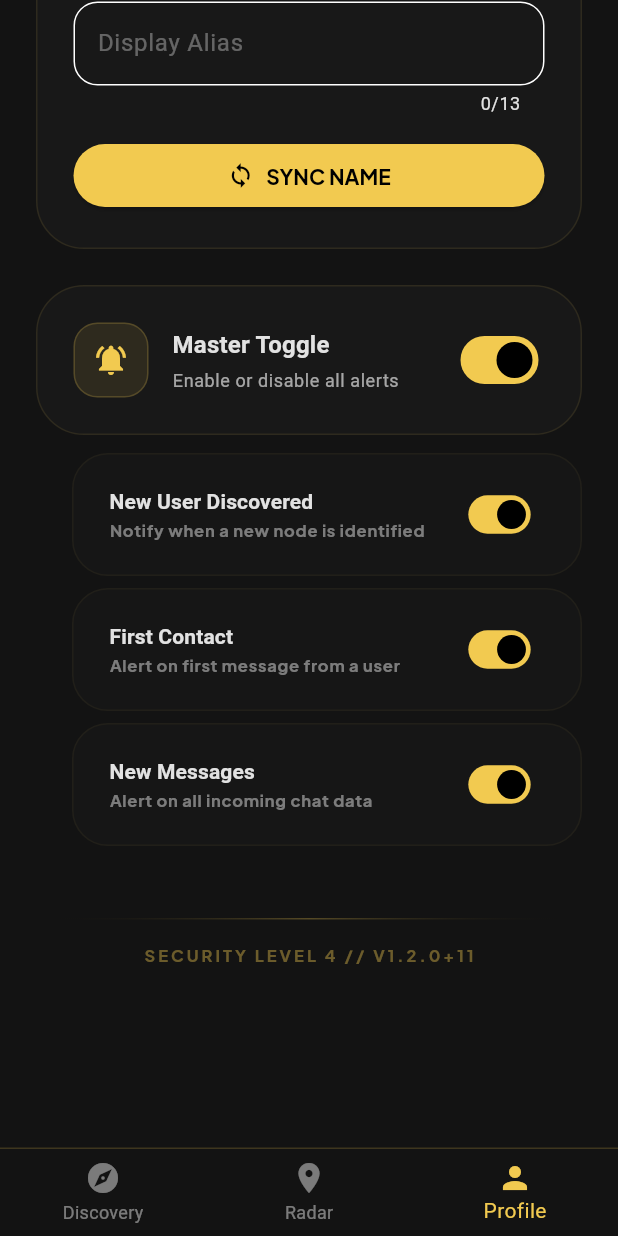
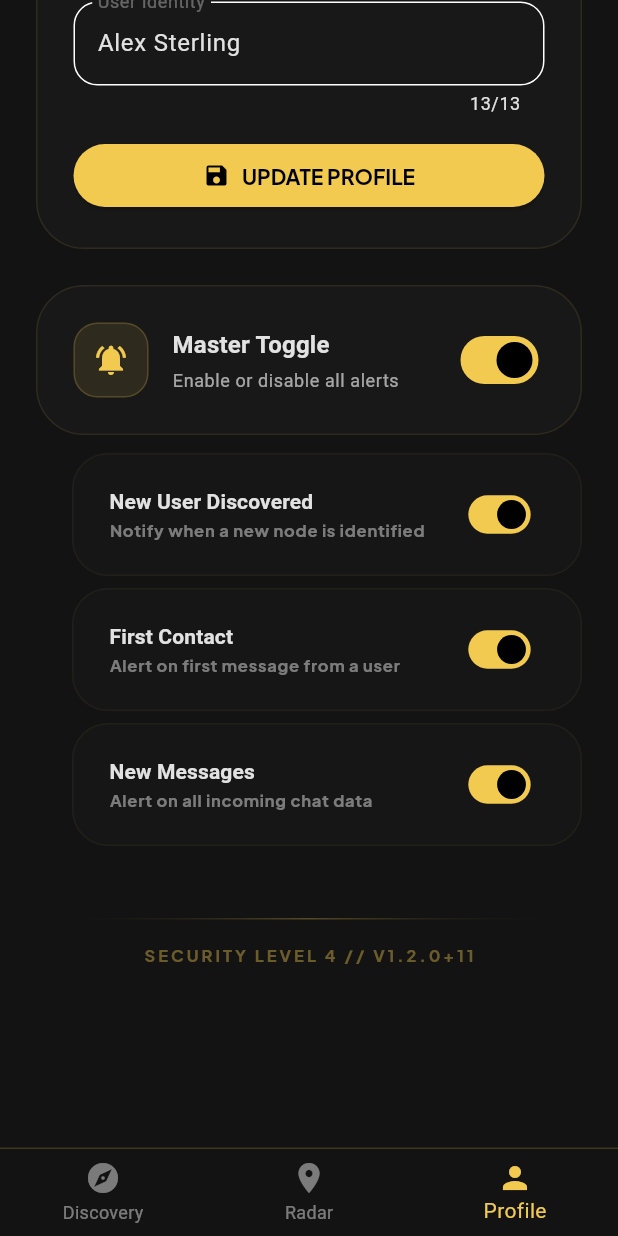
Before and after one commit to CreatorJohn/off_chat, a Flutter app: the ProfileScreen screen opened by its route, scrolled down 729 dp, on a phone screen of 412 x 824 dp. Run offline on Flutter 3.47's test engine with Material 3 defaults, Android fonts, the phone set to English and light mode, and no system bars; our stand-ins replace battery_plus, flutter_blue_plus, flutter_compass, flutter_image_compress, flutter_local_notifications, flutter_riverpod and 12 more; missing offline and left inert: cryptography, disable_battery_optimization, flutter_background_service; accounts and stored records are empty; generated files the repository leaves out were written again.

Commit message:
feat: synchronize user profile name with mesh identity

```diff
--- a/lib/src/features/onboarding/presentation/onboarding_controller.dart
+++ b/lib/src/features/onboarding/presentation/onboarding_controller.dart
@@ -3,6 +3,7 @@ import 'package:flutter_background_service/flutter_background_service.dart';
 import 'package:riverpod_annotation/riverpod_annotation.dart';
 import 'package:off_chat/src/features/profile/presentation/profile_controller.dart';
 import 'package:off_chat/src/features/profile/domain/user_model.dart';
+import 'package:off_chat/src/features/discovery/presentation/advertising_state.dart';
 import 'package:logging/logging.dart';
 
 part 'onboarding_controller.g.dart';
@@ -44,6 +45,9 @@ class OnboardingController extends _$OnboardingController {
       _log.info('Saving user profile to SharedPreferences...');
       await user.save();
 
+      // Sync with Mesh Identity
+      await ref.read(advertisingNameProvider.notifier).change(username);
+
       // Initialize background service without blocking the state update
       _log.info('Initializing background service in background...');
       initializeBackgroundService().then((_) {
--- a/lib/src/features/profile/presentation/profile_controller.dart
+++ b/lib/src/features/profile/presentation/profile_controller.dart
@@ -2,6 +2,7 @@ import 'dart:convert';
 import 'package:riverpod_annotation/riverpod_annotation.dart';
 import 'package:off_chat/src/core/database/database_provider.dart';
 import 'package:off_chat/src/features/profile/domain/user_model.dart';
+import 'package:off_chat/src/features/discovery/presentation/advertising_state.dart';
 import 'package:logging/logging.dart';
 
 part 'profile_controller.g.dart';
@@ -37,7 +38,11 @@ class ProfileController extends _$ProfileController {
   Future<void> updateUsername(String name) async {
     final user = state.value;
     if (user != null) {
-      await _saveProfile(user.copyWith(username: name));
+      final trimmed = name.trim();
+      await _saveProfile(user.copyWith(username: trimmed));
+
+      // Use existing advertisingNameProvider logic to sync with mesh
+      await ref.read(advertisingNameProvider.notifier).change(trimmed);
     }
   }
 
--- a/lib/src/features/profile/presentation/profile_screen.dart
+++ b/lib/src/features/profile/presentation/profile_screen.dart
@@ -22,10 +22,14 @@ class _ProfileScreenState extends ConsumerState<ProfileScreen> {
   @override
   void initState() {
     super.initState();
-    // Initialize controller with current advertising name
+    // Initialize controller with current profile name
     Future.microtask(() async {
-      final currentName = await ref.read(advertisingNameProvider.future);
-      _nameController.text = currentName;
+      final profile = await ref.read(profileControllerProvider.future);
+      if (profile != null) {
+        setState(() {
+          _nameController.text = profile.username;
+        });
+      }
     });
   }
 
@@ -251,9 +255,9 @@ class _ProfileScreenState extends ConsumerState<ProfileScreen> {
             maxLength: BLEAdvertiser.maxNameLength,
             style: const TextStyle(color: AppTheme.onSurfaceVariant),
             decoration: InputDecoration(
-              labelText: 'Display Alias',
+              labelText: 'User Identity',
               labelStyle: TextStyle(color: AppTheme.onSurfaceVariant.withValues(alpha: 0.38)),
-              hintText: 'Enter mesh name...',
+              hintText: 'Enter your name...',
               border: OutlineInputBorder(
                 borderRadius: BorderRadius.circular(16),
                 borderSide: BorderSide(color: AppTheme.onSurfaceVariant.withValues(alpha: 0.1)),
@@ -272,14 +276,16 @@ class _ProfileScreenState extends ConsumerState<ProfileScreen> {
                   onPressed: () {
                     final newName = _nameController.text.trim();
                     if (newName.isNotEmpty) {
-                      ref.read(advertisingNameProvider.notifier).change(newName);
+                      ref.read(profileControllerProvider.notifier).updateUsername(newName);
                       ScaffoldMessenger.of(context).showSnackBar(
-                        const SnackBar(content: Text('Identity synchronized with mesh')),
+                        const SnackBar(content: Text('Profile identity updated')),
                       );
+                      // Clear focus
+                      FocusScope.of(context).unfocus();
                     }
                   },
-                  icon: const Icon(Icons.sync, size: 18),
-                  label: const Text('SYNC NAME'),
+                  icon: const Icon(Icons.save, size: 18),
+                  label: const Text('UPDATE PROFILE'),
                   style: ElevatedButton.styleFrom(
                     padding: const EdgeInsets.symmetric(vertical: 12),
                   ),
```
